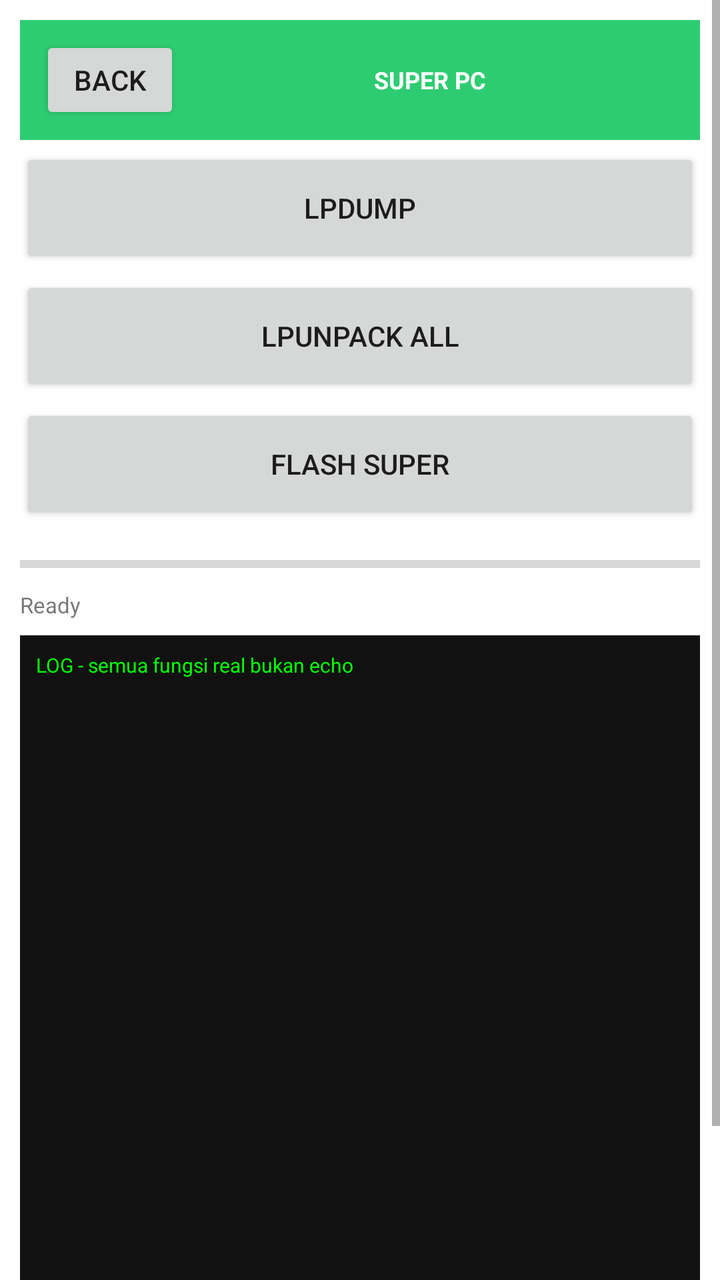
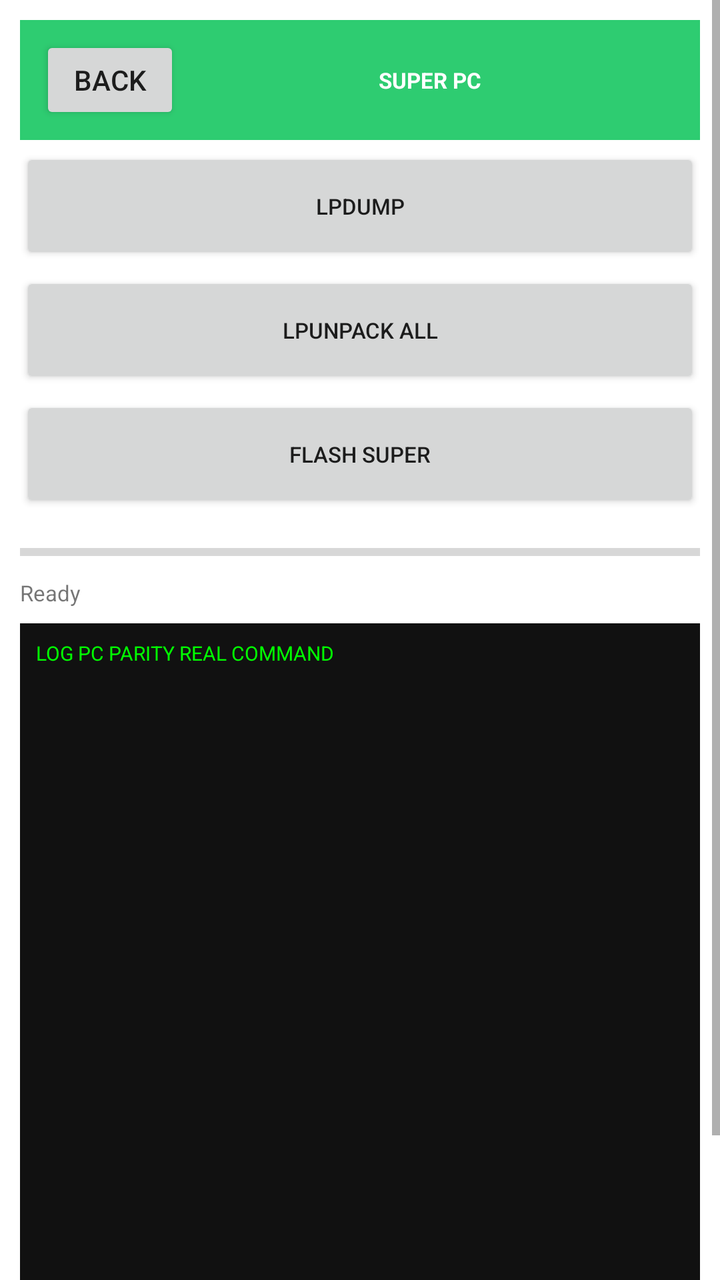

Before-and-after screenshots of an Android layout around one commit, followed by the original layout XML and the change that was made.
<!-- AndroidManifest.xml: application theme Theme.OTGFlasher -->
<!-- res/layout/activity_super.xml -->
<?xml version="1.0" encoding="utf-8"?>
<ScrollView xmlns:android="http://schemas.android.com/apk/res/android" android:layout_width="match_parent" android:layout_height="match_parent" android:background="#FFFFFF">
<LinearLayout android:orientation="vertical" android:layout_width="match_parent" android:layout_height="wrap_content" android:padding="10dp">
<LinearLayout android:orientation="horizontal" android:layout_width="match_parent" android:layout_height="60dp" android:background="#2ECC71" android:gravity="center_vertical" android:padding="10dp"><Button android:id="@+id/btn_back" android:text="BACK" android:layout_width="70dp" android:layout_height="44dp"/><TextView android:text="SUPER PC" android:textSize="12sp" android:textStyle="bold" android:textColor="#FFFFFF" android:layout_width="0dp" android:layout_weight="1" android:layout_height="wrap_content" android:gravity="center"/></LinearLayout>
<Button android:id="@+id/btn_lpdump_0" android:text="LPDUMP" android:layout_width="match_parent" android:layout_height="60dp" android:layout_marginTop="4dp"/>
<Button android:id="@+id/btn_lpunpack_all_1" android:text="LPUNPACK all" android:layout_width="match_parent" android:layout_height="60dp" android:layout_marginTop="4dp"/>
<Button android:id="@+id/btn_flash_super_2" android:text="FLASH super" android:layout_width="match_parent" android:layout_height="60dp" android:layout_marginTop="4dp"/>
<ProgressBar android:id="@+id/progress_bar" style="?android:attr/progressBarStyleHorizontal" android:layout_width="match_parent" android:layout_height="16dp" android:max="100" android:layout_marginTop="12dp"/>
<TextView android:id="@+id/txt_detail" android:text="Ready" android:textSize="11sp" android:layout_width="match_parent" android:layout_height="wrap_content" android:layout_marginTop="5dp"/>
<TextView android:id="@+id/log_view" android:text="LOG - semua fungsi real bukan echo" android:textSize="10sp" android:background="#111111" android:textColor="#00FF00" android:padding="8dp" android:layout_width="match_parent" android:layout_height="400dp" android:layout_marginTop="8dp"/>
</LinearLayout></ScrollView>
<!-- resources referenced by this layout -->
<resources>
  <style name="Theme.OTGFlasher" parent="android:Theme.Material.Light.NoActionBar" />
</resources>

<!-- the commit's change to res/layout/activity_super.xml (unified diff, before → after) -->
@@ -1,11 +1,11 @@
 <?xml version="1.0" encoding="utf-8"?>
 <ScrollView xmlns:android="http://schemas.android.com/apk/res/android" android:layout_width="match_parent" android:layout_height="match_parent" android:background="#FFFFFF">
 <LinearLayout android:orientation="vertical" android:layout_width="match_parent" android:layout_height="wrap_content" android:padding="10dp">
-<LinearLayout android:orientation="horizontal" android:layout_width="match_parent" android:layout_height="60dp" android:background="#2ECC71" android:gravity="center_vertical" android:padding="10dp"><Button android:id="@+id/btn_back" android:text="BACK" android:layout_width="70dp" android:layout_height="44dp"/><TextView android:text="SUPER PC" android:textSize="12sp" android:textStyle="bold" android:textColor="#FFFFFF" android:layout_width="0dp" android:layout_weight="1" android:layout_height="wrap_content" android:gravity="center"/></LinearLayout>
-<Button android:id="@+id/btn_lpdump_0" android:text="LPDUMP" android:layout_width="match_parent" android:layout_height="60dp" android:layout_marginTop="4dp"/>
-<Button android:id="@+id/btn_lpunpack_all_1" android:text="LPUNPACK all" android:layout_width="match_parent" android:layout_height="60dp" android:layout_marginTop="4dp"/>
-<Button android:id="@+id/btn_flash_super_2" android:text="FLASH super" android:layout_width="match_parent" android:layout_height="60dp" android:layout_marginTop="4dp"/>
+<LinearLayout android:orientation="horizontal" android:layout_width="match_parent" android:layout_height="60dp" android:background="#2ECC71" android:gravity="center_vertical" android:padding="10dp"><Button android:id="@+id/btn_back" android:text="BACK" android:layout_width="70dp" android:layout_height="44dp"/><TextView android:text="SUPER PC" android:textSize="11sp" android:textStyle="bold" android:textColor="#FFFFFF" android:layout_width="0dp" android:layout_weight="1" android:layout_height="wrap_content" android:gravity="center"/></LinearLayout>
+<Button android:id="@+id/btn_lpdump_0" android:text="LPDUMP" android:layout_width="match_parent" android:layout_height="58dp" android:layout_marginTop="4dp" android:textSize="11sp"/>
+<Button android:id="@+id/btn_lpunpack_all_1" android:text="LPUNPACK all" android:layout_width="match_parent" android:layout_height="58dp" android:layout_marginTop="4dp" android:textSize="11sp"/>
+<Button android:id="@+id/btn_flash_super_2" android:text="FLASH super" android:layout_width="match_parent" android:layout_height="58dp" android:layout_marginTop="4dp" android:textSize="11sp"/>
 <ProgressBar android:id="@+id/progress_bar" style="?android:attr/progressBarStyleHorizontal" android:layout_width="match_parent" android:layout_height="16dp" android:max="100" android:layout_marginTop="12dp"/>
 <TextView android:id="@+id/txt_detail" android:text="Ready" android:textSize="11sp" android:layout_width="match_parent" android:layout_height="wrap_content" android:layout_marginTop="5dp"/>
-<TextView android:id="@+id/log_view" android:text="LOG - semua fungsi real bukan echo" android:textSize="10sp" android:background="#111111" android:textColor="#00FF00" android:padding="8dp" android:layout_width="match_parent" android:layout_height="400dp" android:layout_marginTop="8dp"/>
+<TextView android:id="@+id/log_view" android:text="LOG PC PARITY REAL COMMAND" android:textSize="10sp" android:background="#111111" android:textColor="#00FF00" android:padding="8dp" android:layout_width="match_parent" android:layout_height="400dp" android:layout_marginTop="8dp"/>
 </LinearLayout></ScrollView>
